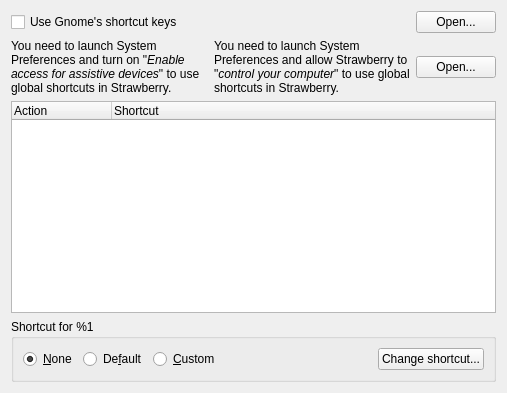
First picture: the form in src/settings/shortcutssettingspage.ui, repository strawberrymusicplayer/strawberry, before the edit.
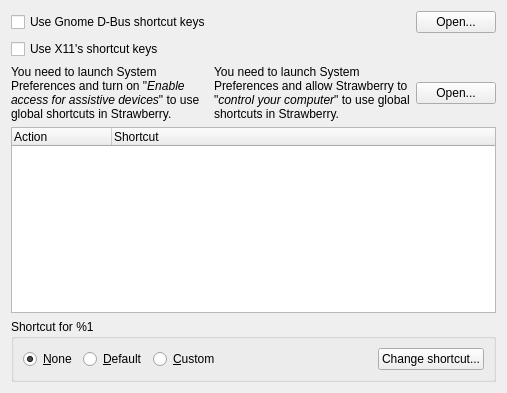
Second picture: the form after the edit. Icons and pictures are not drawn.

Commit message:
Add new global shortcut system backend for X11 and Windows
- Remove qxt
- Also create an option for enabled/disabling shortcuts through X11.

The edit to the form file:
```diff
--- a/src/settings/shortcutssettingspage.ui
+++ b/src/settings/shortcutssettingspage.ui
@@ -42,7 +42,7 @@
          </sizepolicy>
         </property>
         <property name="text">
-         <string>Use Gnome's shortcut keys</string>
+         <string>Use Gnome D-Bus shortcut keys</string>
         </property>
        </widget>
       </item>
@@ -57,7 +57,41 @@
     </widget>
    </item>
    <item>
-    <widget class="QWidget" name="mac_container" native="true">
+    <widget class="QWidget" name="widget_x11" native="true">
+     <layout class="QHBoxLayout" name="layout_x11">
+      <property name="spacing">
+       <number>0</number>
+      </property>
+      <property name="leftMargin">
+       <number>0</number>
+      </property>
+      <property name="topMargin">
+       <number>0</number>
+      </property>
+      <property name="rightMargin">
+       <number>0</number>
+      </property>
+      <property name="bottomMargin">
+       <number>0</number>
+      </property>
+      <item>
+       <widget class="QCheckBox" name="checkbox_x11">
+        <property name="sizePolicy">
+         <sizepolicy hsizetype="Expanding" vsizetype="Fixed">
+          <horstretch>0</horstretch>
+          <verstretch>0</verstretch>
+         </sizepolicy>
+        </property>
+        <property name="text">
+         <string>Use X11's shortcut keys</string>
+        </property>
+       </widget>
+      </item>
+     </layout>
+    </widget>
+   </item>
+   <item>
+    <widget class="QWidget" name="widget_macos" native="true">
      <layout class="QHBoxLayout" name="horizontalLayout_3">
       <property name="spacing">
        <number>0</number>
@@ -167,7 +201,7 @@
       <item>
        <widget class="QRadioButton" name="radio_default">
         <property name="text">
-         <string>De&amp;fault</string>
+         <string>&amp;Default</string>
         </property>
        </widget>
       </item>
```
Left out of the diff: 55 changed lines with no effect on the pictures. The commit also changes 39 other files.
